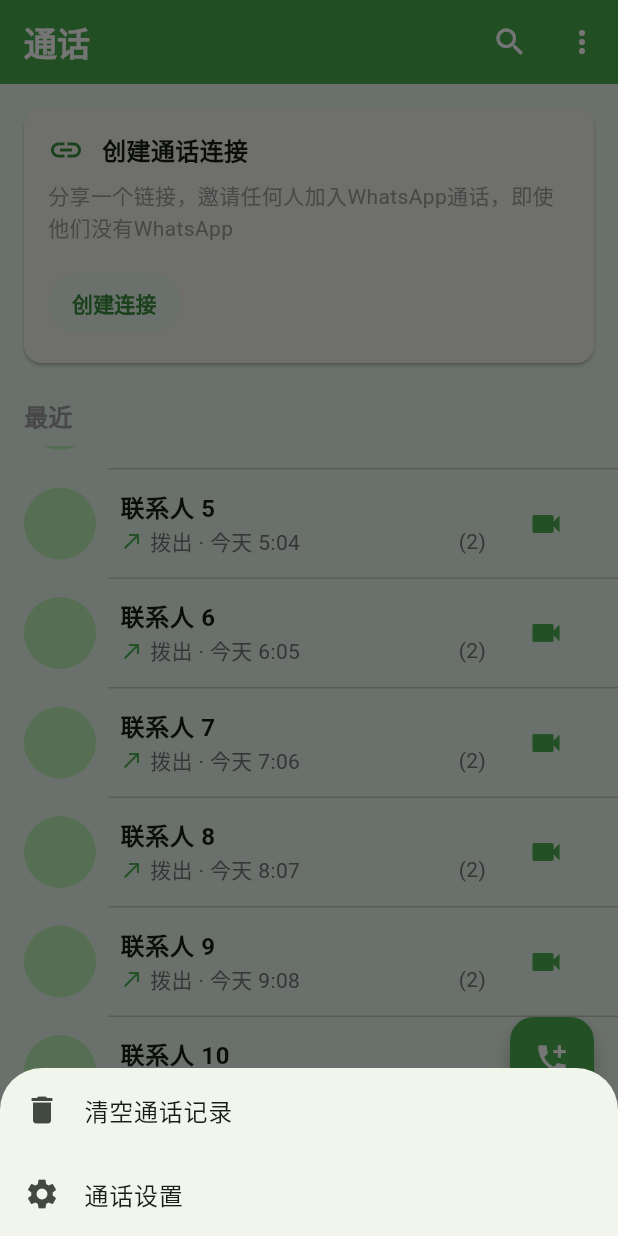
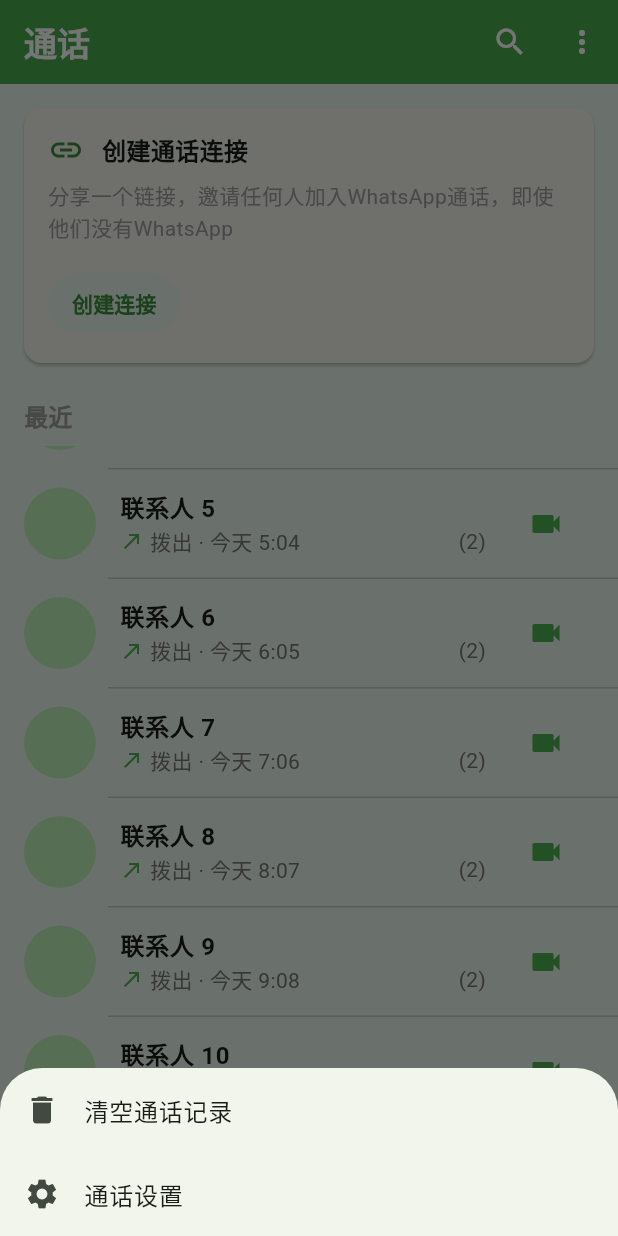
Before and after one commit to cc904/chatApp, a Flutter app: the HomePage screen opened by its route, item 3 of the bottom bar chosen, scrolled down 276 dp, after a tap on the "more vert" icon, on a phone screen of 412 x 824 dp. Run offline on Flutter 3.47's test engine with Material 3 defaults, Android fonts, the phone set to English and light mode, and no system bars; our stand-ins replace equatable, flutter_bloc; network calls fail.

Commit message:
重构ChatsPage，替换添加新聊天按钮为弹出菜单，增加群聊和添加朋友选项，优化用户交互体验；移除主页中的浮动按钮，简化页面结构。

```diff
--- a/lib/features/home/presentation/pages/home_page.dart
+++ b/lib/features/home/presentation/pages/home_page.dart
@@ -67,7 +67,6 @@ class _HomePageState extends State<HomePage> with SingleTickerProviderStateMixin
                         ProfilePage(),
                       ],
                     ),
-              floatingActionButton: _buildFloatingActionButton(),
               bottomNavigationBar: Material(
                 color: Colors.white,
                 elevation: 8,
@@ -141,36 +140,4 @@ class _HomePageState extends State<HomePage> with SingleTickerProviderStateMixin
       );
     });
   }
-
-  /// 根据当前选中的标签页构建相应的浮动按钮
-  Widget _buildFloatingActionButton() {
-    switch (_tabController.index) {
-      case 0: // 聊天页
-        return FloatingActionButton(
-          onPressed: () {
-            // 打开联系人列表或新建聊天
-          },
-          backgroundColor: Colors.green,
-          child: const Icon(Icons.chat, color: Colors.white),
-        );
-      case 1: // 通讯录页
-        return FloatingActionButton(
-          onPressed: () {
-            // 添加新联系人
-          },
-          backgroundColor: Colors.green,
-          child: const Icon(Icons.person_add, color: Colors.white),
-        );
-      case 2: // 通话页
-        return FloatingActionButton(
-          onPressed: () {
-            // 新建通话
-          },
-          backgroundColor: Colors.green,
-          child: const Icon(Icons.add_call, color: Colors.white),
-        );
-      default: // 我的页面不显示浮动按钮
-        return const SizedBox.shrink();
-    }
-  }
 }
```
Also changed, not shown: lib/features/home/presentation/pages/chats_page.dart (+48 -29 lines).
